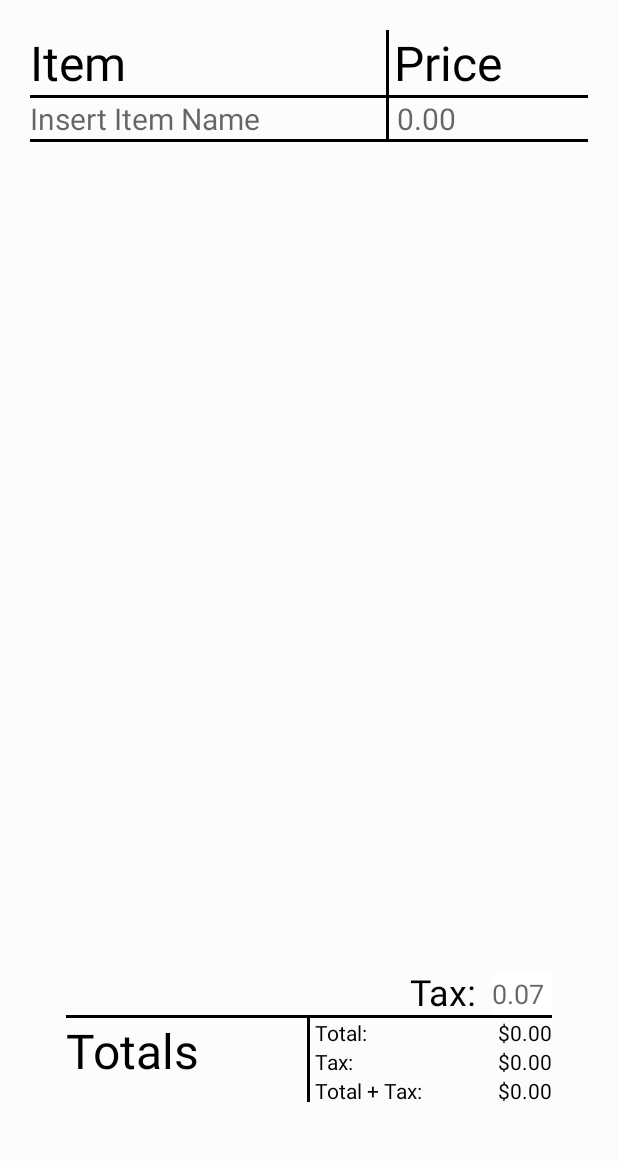
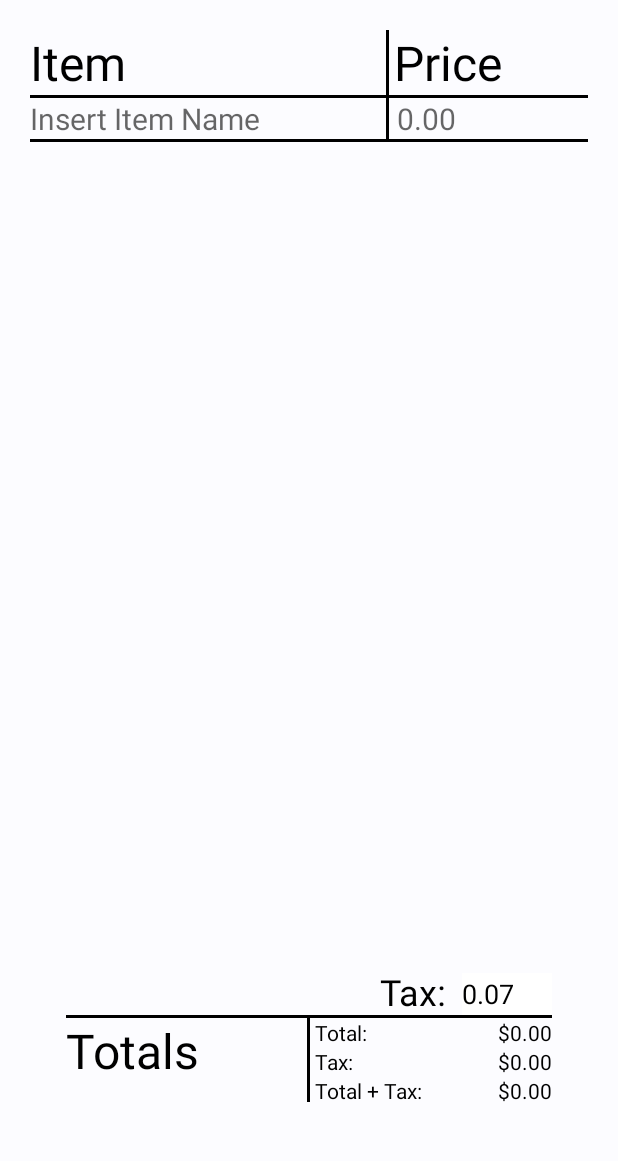
Before and after one commit to pknepper1/Shopping-List, an Android app: the screen it shows after launch (MainActivity), on a phone screen of 412 x 824 dp, the part 68-1229 px from its top. Run offline under Robolectric (Android 15) with nearby library versions, the phone set to English and light mode, and no system bars.

Commit message:
Tax rate will now save via sharedPreferences

```diff
--- a/app/src/main/java/com/pknepps/shoppinglist/MainActivity.java
+++ b/app/src/main/java/com/pknepps/shoppinglist/MainActivity.java
@@ -3,6 +3,9 @@ package com.pknepps.shoppinglist;
 import androidx.appcompat.app.AppCompatActivity;
 import androidx.recyclerview.widget.LinearLayoutManager;
 import androidx.recyclerview.widget.RecyclerView;
+
+import android.content.Context;
+import android.content.SharedPreferences;
 import android.os.Bundle;
 import android.text.Editable;
 import android.text.TextWatcher;
@@ -102,7 +105,17 @@ public class MainActivity extends AppCompatActivity {
                 }
                 itemsAdapter.setTax_rate(s.toString());
                 itemsAdapter.recalculateTotal();
+                SharedPreferences sharedPref = getPreferences(Context.MODE_PRIVATE);
+                SharedPreferences.Editor editor = sharedPref.edit();
+
+                // Saves the tax rate.
+                editor.putString("Tax", editTax.getText().toString());
+                editor.apply();
             }
         });
+
+        // Recovers saved tax value.
+        SharedPreferences sharedPref = getPreferences(Context.MODE_PRIVATE);
+        editTax.setText(sharedPref.getString("Tax", "0.07"));
     }
 }
--- a/app/src/main/res/layout/activity_main.xml
+++ b/app/src/main/res/layout/activity_main.xml
@@ -39,6 +39,7 @@
         android:layout_height="match_parent"
         android:layout_alignParentBottom="true"
         android:padding="20dp"
+        android:paddingBottom="15dp"
         android:clipToPadding="false">
 
         <LinearLayout
@@ -46,6 +47,7 @@
             android:layout_width="match_parent"
             android:layout_height="match_parent"
             android:orientation="vertical"
+            android:paddingBottom="15dp"
             android:layout_marginBottom="100dp">
 
             <LinearLayout
@@ -127,7 +129,7 @@
 
                     <EditText
                         android:id="@+id/tax_option"
-                        android:layout_width="40dp"
+                        android:layout_width="60dp"
                         android:layout_height="28dp"
                         android:background="#FFFFFF"
                         android:layout_gravity="bottom"
```
